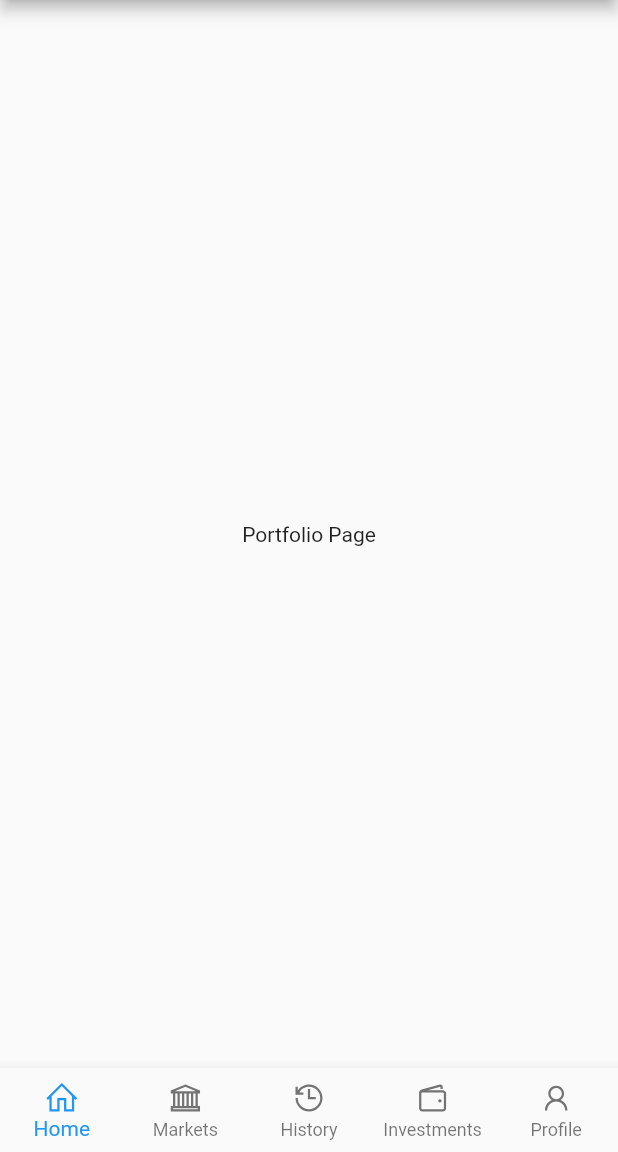
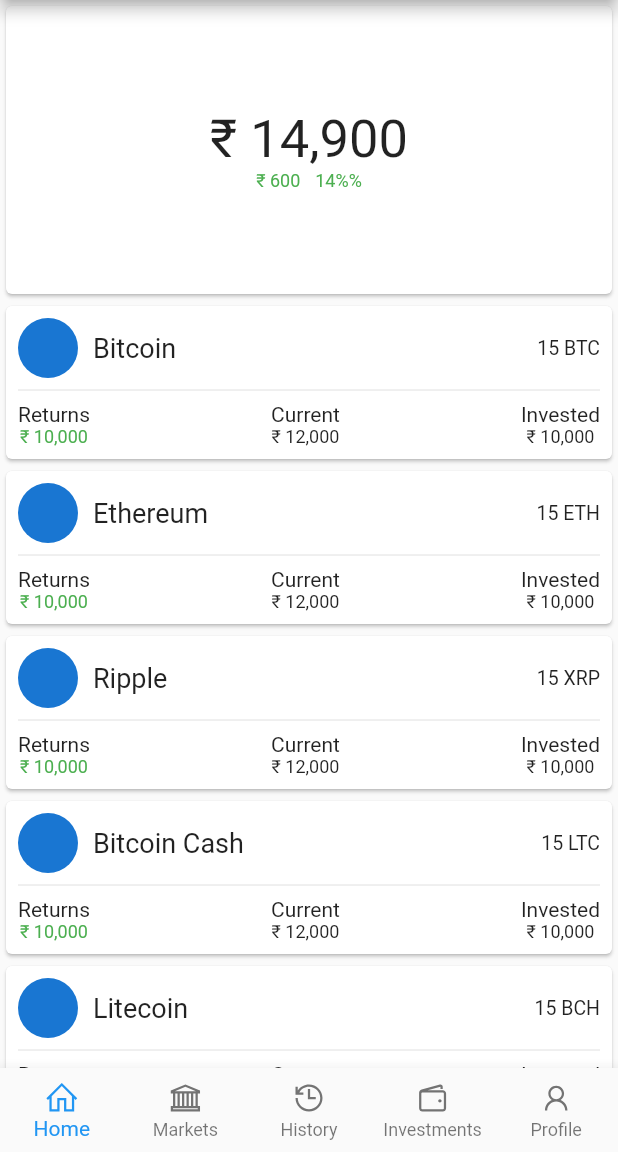
Before and after one commit to apoorvpandey0/papercoins, a Flutter app: the screen it shows after launch, swiped to page 4, on a phone screen of 412 x 824 dp, the part 84-1236 px from its top. Run offline on Flutter 3.47's test engine with Material 2 defaults, Android fonts, the phone set to English and light mode, and no system bars; our stand-ins replace line_icons, syncfusion_flutter_charts; network calls fail.

Commit message:
Added Portfolio page UI

```diff
--- a/lib/main.dart
+++ b/lib/main.dart
@@ -1,6 +1,7 @@
 import 'package:flutter/material.dart';
 import 'package:papercoins/providers/coins.dart';
 import 'package:papercoins/providers/history.dart';
+import 'package:papercoins/providers/investments.dart';
 import 'package:papercoins/screens/home/home-screen.dart';
 import 'package:provider/provider.dart';
 
@@ -19,6 +20,9 @@
         ChangeNotifierProvider(
           create: (context) => CoinsProvider(),
         ),
+        ChangeNotifierProvider(
+          create: (context) => InvestmentsProvider(),
+        ),
       ],
       child: MaterialApp(
         debugShowCheckedModeBanner: false,
--- /dev/null
+++ b/lib/providers/investments.dart
@@ -0,0 +1,115 @@
+import 'package:flutter/cupertino.dart';
+
+class ItemModel {
+  String name;
+  String symbol;
+  String quantity;
+  String currentPrice;
+  String investedAmount;
+  String imageUrl;
+  String coinAmount;
+  String returns;
+  bool inProfit;
+  ItemModel({
+    required this.name,
+    required this.symbol,
+    required this.quantity,
+    required this.currentPrice,
+    required this.investedAmount,
+    required this.imageUrl,
+    required this.coinAmount,
+    required this.returns,
+    required this.inProfit,
+  });
+}
+
+class PortfolioModel {
+  String currentValue;
+  String changeInINR;
+  String changeInPercent;
+  bool inProfit;
+  PortfolioModel(
+      {required this.currentValue,
+      required this.changeInINR,
+      required this.changeInPercent,
+      required this.inProfit});
+}
+
+class InvestmentsProvider with ChangeNotifier {
+  PortfolioModel _portfolioModel = PortfolioModel(
+    currentValue: '14,900',
+    changeInINR: '600',
+    changeInPercent: '14%',
+    inProfit: true,
+  );
+  List<ItemModel> _items = [
+    ItemModel(
+      symbol: "BTC",
+      quantity: "15",
+      name: 'Bitcoin',
+      currentPrice: '12,000',
+      investedAmount: '10,000',
+      imageUrl: 'assets/images/bitcoin.png',
+      coinAmount: '1',
+      returns: '10,000',
+      inProfit: true,
+    ),
+    ItemModel(
+      symbol: "ETH",
+      quantity: "15",
+      name: 'Ethereum',
+      currentPrice: '12,000',
+      investedAmount: '10,000',
+      imageUrl: 'assets/images/ethereum.png',
+      coinAmount: '1',
+      returns: '10,000',
+      inProfit: true,
+    ),
+    ItemModel(
+      symbol: "XRP",
+      quantity: "15",
+      name: 'Ripple',
+      currentPrice: '12,000',
+      investedAmount: '10,000',
+      imageUrl: 'assets/images/ripple.png',
+      coinAmount: '1',
+      returns: '10,000',
+      inProfit: true,
+    ),
+    ItemModel(
+      symbol: "LTC",
+      quantity: "15",
+      name: 'Bitcoin Cash',
+      currentPrice: '12,000',
+      investedAmount: '10,000',
+      imageUrl: 'assets/images/bitcoin-cash.png',
+      coinAmount: '1',
+      returns: '10,000',
+      inProfit: true,
+    ),
+    ItemModel(
+      symbol: "BCH",
+      quantity: "15",
+      name: 'Litecoin',
+      currentPrice: '12,000',
+      investedAmount: '10,000',
+      imageUrl: 'assets/images/litecoin.png',
+      coinAmount: '1',
+      returns: '10,000',
+      inProfit: true,
+    ),
+    ItemModel(
+        symbol: "XLM",
+        quantity: "15",
+        name: 'EOS',
+        currentPrice: '12,000',
+        investedAmount: '10,000',
+        imageUrl: 'assets/images/eos.png',
+        coinAmount: '1',
+        returns: '10,000',
+        inProfit: true)
+  ];
+  // getters
+  PortfolioModel get portfolioModel => _portfolioModel;
+  List<ItemModel> get items => _items;
+}
--- a/lib/screens/home/portfolio/portfoliopage.dart
+++ b/lib/screens/home/portfolio/portfoliopage.dart
@@ -1,12 +1,144 @@
 import 'package:flutter/material.dart';
+import 'package:papercoins/providers/investments.dart';
+import 'package:provider/provider.dart';
+import 'package:syncfusion_flutter_charts/charts.dart';
 
 class PortfolioPage extends StatelessWidget {
   @override
   Widget build(BuildContext context) {
-    return Container(
-      child: Center(
-        child: Text('Portfolio Page'),
+    return Consumer<InvestmentsProvider>(
+      builder: (context, value, child) => Container(
+          child: Column(
+        children: [
+          // Portfolio value
+          _buildPortfolioCard(value.portfolioModel),
+          // List of all purchased coins
+          Expanded(
+            child: ListView.builder(
+              physics: BouncingScrollPhysics(),
+              itemCount: value.items.length,
+              itemBuilder: (context, index) {
+                return _buildCoinCard(value.items[index]);
+              },
+            ),
+          ),
+        ],
+      )),
+    );
+  }
+
+  Card _buildCoinCard(ItemModel itemModel) {
+    return Card(
+      child: Padding(
+        padding: const EdgeInsets.all(8.0),
+        child: Column(
+          children: [
+            // image and name half of the card
+            Row(
+              children: [
+                CircleAvatar(),
+                SizedBox(width: 10),
+                Text(
+                  itemModel.name,
+                  style: TextStyle(fontSize: 18),
+                ),
+                Spacer(),
+                Text(
+                  itemModel.quantity + " " + itemModel.symbol,
+                  style: TextStyle(fontSize: 13),
+                ),
+              ],
+            ),
+            Divider(),
+            // Bottom half of the card
+            Row(
+              mainAxisAlignment: MainAxisAlignment.spaceBetween,
+              children: [
+                Column(
+                  children: [
+                    Text(
+                      "Returns",
+                      style: TextStyle(fontSize: 14),
+                    ),
+                    Text(
+                      "₹ " + itemModel.returns.toString(),
+                      style: TextStyle(
+                          fontSize: 12,
+                          color:
+                              itemModel.inProfit ? Colors.green : Colors.red),
+                    ),
+                  ],
+                ),
+                Column(
+                  children: [
+                    Text(
+                      "Current",
+                      style: TextStyle(fontSize: 14),
+                    ),
+                    Text(
+                      "₹ " + itemModel.currentPrice.toString(),
+                      style: TextStyle(fontSize: 12),
+                    ),
+                  ],
+                ),
+                Column(
+                  children: [
+                    Text(
+                      "Invested",
+                      style: TextStyle(fontSize: 14),
+                    ),
+                    Text(
+                      "₹ " + itemModel.investedAmount.toString(),
+                      style: TextStyle(fontSize: 12),
+                    ),
+                  ],
+                ),
+              ],
+            ),
+          ],
+        ),
       ),
     );
   }
+
+  Container _buildPortfolioCard(PortfolioModel portfolioModel) {
+    return Container(
+        height: 200,
+        width: double.infinity,
+        child: Card(
+          child: Column(
+            mainAxisAlignment: MainAxisAlignment.center,
+            children: [
+              Text(
+                "₹ " + portfolioModel.currentValue.toString(),
+                style: TextStyle(fontSize: 35),
+              ),
+              Row(
+                mainAxisAlignment: MainAxisAlignment.center,
+                children: [
+                  Text(
+                    "₹ " + portfolioModel.changeInINR.toString(),
+                    style: TextStyle(
+                        fontSize: 12,
+                        color: portfolioModel.inProfit
+                            ? Colors.green
+                            : Colors.red),
+                  ),
+                  SizedBox(
+                    width: 10,
+                  ),
+                  Text(
+                    portfolioModel.changeInPercent.toString() + "%",
+                    style: TextStyle(
+                        fontSize: 12,
+                        color: portfolioModel.inProfit
+                            ? Colors.green
+                            : Colors.red),
+                  ),
+                ],
+              ),
+            ],
+          ),
+        ));
+  }
 }
```
